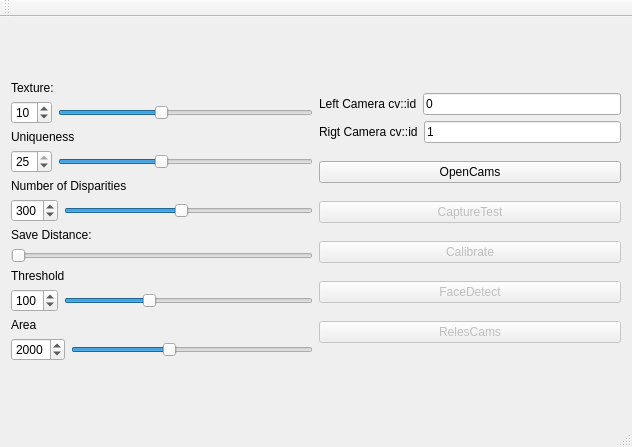
Above: visao-c/workspace/inmoov_qt/src/inmoov_qt.ui from xtarke/visao before the change. Below: the same form after it.
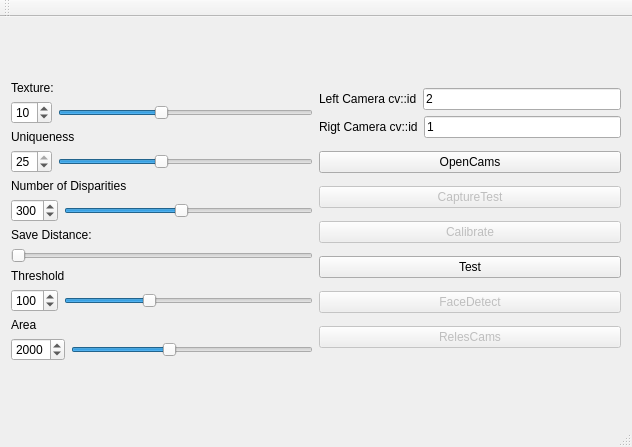
That is the form after the change. Icons and pictures are not drawn.

```diff
--- a/visao-c/workspace/inmoov_qt/src/inmoov_qt.ui
+++ b/visao-c/workspace/inmoov_qt/src/inmoov_qt.ui
@@ -240,7 +240,7 @@
             <item>
              <widget class="QLineEdit" name="lineEditLeftCam">
               <property name="text">
-               <string>0</string>
+               <string>2</string>
               </property>
              </widget>
             </item>
@@ -297,6 +297,13 @@
           </property>
          </widget>
         </item>
+        <item>
+         <widget class="QPushButton" name="pushButtonTest">
+          <property name="text">
+           <string>Test</string>
+          </property>
+         </widget>
+        </item>
         <item>
          <widget class="QPushButton" name="pushButtonFaceDetect">
           <property name="enabled">
```
